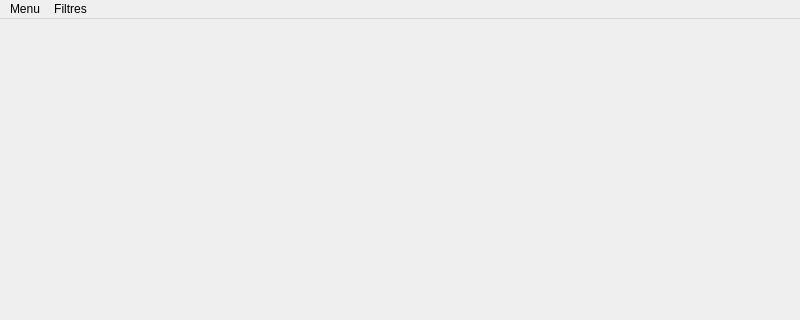
Before: the Qt Designer form gui.ui in iceteawithlemon/Projet-Image-Numerique, drawn with Qt 5; both pictures show x 0 to 800 and y 0 to 320 of the 800 by 600 pixel window.
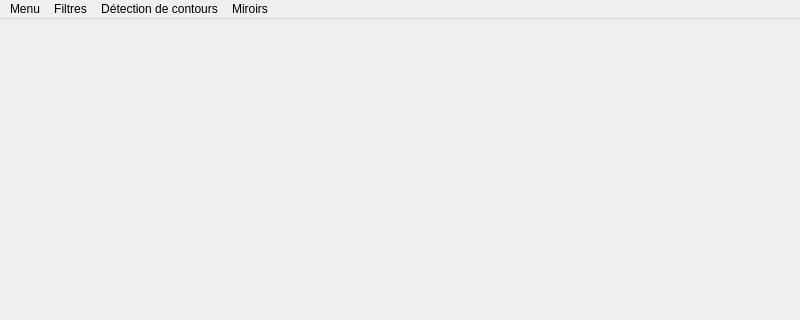
After: the same form once the commit is applied.

Commit message: fonctions lecture, ecriture & miroirs fonctionnent

```diff
--- a/gui.ui
+++ b/gui.ui
@@ -51,9 +51,31 @@
     <addaction name="actionFiltre_Gaussien"/>
     <addaction name="actionFiltre_Median"/>
     <addaction name="actionFiltre_Moyenneur"/>
+    <addaction name="separator"/>
+    <addaction name="actionLUT"/>
+    <addaction name="separator"/>
+    <addaction name="actionNiveaux_de_gris"/>
+    <addaction name="actionBinarisation"/>
+   </widget>
+   <widget class="QMenu" name="menuD_tection_de_contours">
+    <property name="title">
+     <string>Détection de contours</string>
+    </property>
+    <addaction name="actionSobel"/>
+    <addaction name="actionPrewitt"/>
+    <addaction name="actionLaplacien"/>
+   </widget>
+   <widget class="QMenu" name="menuMiroirs">
+    <property name="title">
+     <string>Miroirs</string>
+    </property>
+    <addaction name="actionHorizontal"/>
+    <addaction name="actionVertical"/>
    </widget>
    <addaction name="menuOuvrir"/>
    <addaction name="menuFiltres"/>
+   <addaction name="menuD_tection_de_contours"/>
+   <addaction name="menuMiroirs"/>
   </widget>
   <widget class="QStatusBar" name="statusbar"/>
   <action name="actionQuit">
```
Left out of the diff: 59 changed lines with no effect on the pictures. The commit also changes 3 other files.
